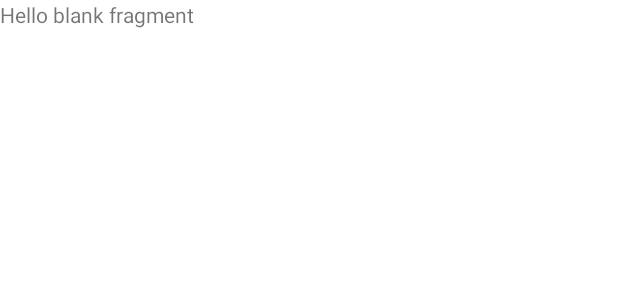
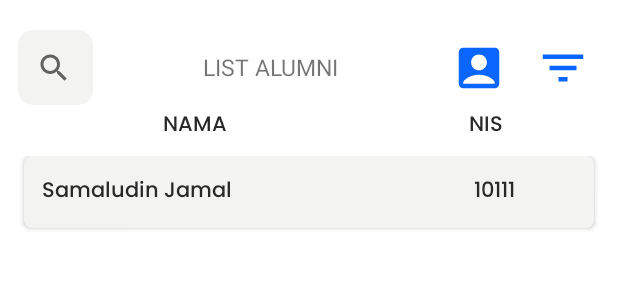
Before and after one commit to hanifalfaqih/Career8, an Android app: the layout fragment_list_alumni.xml on its own in the app's theme, with its tools: preview values and no code run, on a phone screen of 412 x 824 dp. Shown: the top 300 px of the screen. Run offline under Robolectric (Android 15) with nearby library versions, the phone set to English and light mode, and no system bars.

Commit message:
change layout fragment_list_alumni.xml

```diff
--- a/app/src/main/res/layout/fragment_list_alumni.xml
+++ b/app/src/main/res/layout/fragment_list_alumni.xml
@@ -1,14 +1,106 @@
 <?xml version="1.0" encoding="utf-8"?>
-<FrameLayout xmlns:android="http://schemas.android.com/apk/res/android"
+<androidx.constraintlayout.widget.ConstraintLayout xmlns:android="http://schemas.android.com/apk/res/android"
+    xmlns:app="http://schemas.android.com/apk/res-auto"
     xmlns:tools="http://schemas.android.com/tools"
     android:layout_width="match_parent"
-    android:layout_height="match_parent"
-    tools:context=".home.ListAlumniFragment">
+    android:layout_height="match_parent">
 
-    <!-- TODO: Update blank fragment layout -->
+
+    <SearchView
+        android:id="@+id/searchView"
+        android:layout_width="50dp"
+        android:layout_height="50dp"
+        android:layout_marginStart="12dp"
+        android:layout_marginTop="20dp"
+        android:background="@drawable/bg_search"
+        app:layout_constraintStart_toStartOf="parent"
+        app:layout_constraintTop_toTopOf="parent" />
+
     <TextView
+        android:id="@+id/judul_list_alumni"
+        android:layout_width="124dp"
+        android:layout_height="30dp"
+        android:gravity="center"
+        android:text="LIST ALUMNI"
+        android:textAlignment="center"
+        android:textSize="15sp"
+        app:layout_constraintBottom_toBottomOf="@+id/searchView"
+        app:layout_constraintEnd_toStartOf="@+id/btn_profile"
+        app:layout_constraintStart_toEndOf="@+id/searchView"
+        app:layout_constraintTop_toTopOf="@+id/searchView" />
+
+    <androidx.appcompat.widget.AppCompatImageButton
+        android:id="@+id/btn_profile"
+        android:layout_width="42dp"
+        android:layout_height="42dp"
+        android:layout_marginEnd="56dp"
+        android:backgroundTint="@color/white"
+        android:src="@drawable/ic_baseline_account_box"
+        app:layout_constraintBottom_toBottomOf="@+id/judul_list_alumni"
+        app:layout_constraintEnd_toEndOf="@id/btn_filter"
+        app:layout_constraintTop_toTopOf="@+id/judul_list_alumni"
+        tools:ignore="SpeakableTextPresentCheck,TouchTargetSizeCheck" />
+
+    <androidx.appcompat.widget.AppCompatImageButton
+        android:id="@+id/btn_filter"
+        android:layout_width="42dp"
+        android:layout_height="42dp"
+        android:layout_marginEnd="16dp"
+        android:backgroundTint="@color/white"
+        android:src="@drawable/ic_baseline_filter_list"
+        app:layout_constraintBottom_toBottomOf="@+id/btn_profile"
+        app:layout_constraintEnd_toEndOf="parent"
+        app:layout_constraintTop_toTopOf="@+id/btn_profile"
+        tools:ignore="SpeakableTextPresentCheck,TouchTargetSizeCheck" />
+
+    <androidx.appcompat.widget.LinearLayoutCompat
+        android:id="@+id/linearLayoutCompat"
         android:layout_width="match_parent"
-        android:layout_height="match_parent"
-        android:text="@string/hello_blank_fragment" />
+        android:layout_height="wrap_content"
+        android:layout_margin="12dp"
+        android:layout_marginTop="16dp"
+        android:orientation="horizontal"
+        android:weightSum="5"
+        app:layout_constraintEnd_toEndOf="parent"
+        app:layout_constraintStart_toStartOf="parent"
+        app:layout_constraintTop_toBottomOf="@id/judul_list_alumni">
 
-</FrameLayout>
+        <TextView
+            android:id="@+id/nama_list_alumni"
+            android:layout_width="wrap_content"
+            android:layout_height="wrap_content"
+            android:layout_weight="3"
+            android:fontFamily="@font/poppins_medium"
+            android:textAlignment="center"
+            android:textColor="@color/text_black"
+            tools:text="NAMA" />
+
+        <TextView
+            android:id="@+id/nis_list_alumni"
+            android:layout_width="wrap_content"
+            android:layout_height="wrap_content"
+            android:layout_weight="2"
+            android:fontFamily="@font/poppins_medium"
+            android:textAlignment="center"
+            android:textColor="@color/text_black"
+            tools:text="NIS" />
+
+
+    </androidx.appcompat.widget.LinearLayoutCompat>
+
+
+    <androidx.recyclerview.widget.RecyclerView
+        android:id="@+id/rv_lowongan_kerja"
+        android:layout_width="0dp"
+        android:layout_height="0dp"
+        android:layout_marginTop="8dp"
+        app:layout_constraintBottom_toBottomOf="parent"
+        app:layout_constraintEnd_toEndOf="parent"
+        app:layout_constraintHorizontal_bias="0.0"
+        app:layout_constraintStart_toStartOf="parent"
+        app:layout_constraintTop_toBottomOf="@+id/linearLayoutCompat"
+        app:layout_constraintVertical_bias="0.0"
+        tools:listitem="@layout/item_list_alumni" />
+
+
+</androidx.constraintlayout.widget.ConstraintLayout>
```
